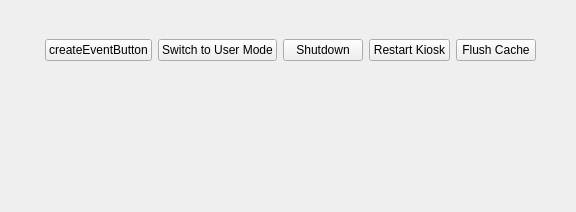
First picture: the form in src/ui/1440x900/AdminTopBar.ui, repository SergeySatskiy/ttkiosk, before the edit.
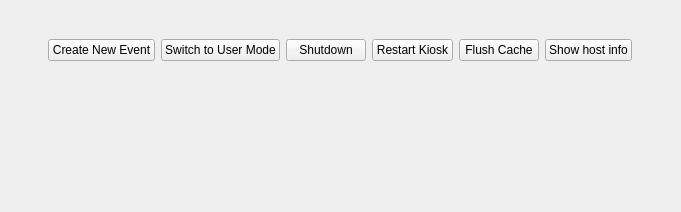
Second picture: the form after the edit.

Commit message: Dumb buttons click hahdlers

Diff of the .ui file:
```diff
--- a/src/ui/1440x900/AdminTopBar.ui
+++ b/src/ui/1440x900/AdminTopBar.ui
@@ -6,7 +6,7 @@
    <rect>
     <x>0</x>
     <y>0</y>
-    <width>576</width>
+    <width>681</width>
     <height>212</height>
    </rect>
   </property>
@@ -18,7 +18,7 @@
     <rect>
      <x>10</x>
      <y>10</y>
-     <width>561</width>
+     <width>661</width>
      <height>80</height>
     </rect>
    </property>
@@ -48,7 +48,7 @@
        <enum>Qt::NoFocus</enum>
       </property>
       <property name="text">
-       <string>createEventButton</string>
+       <string>Create New Event</string>
       </property>
      </widget>
     </item>
@@ -116,6 +116,16 @@
       </property>
      </widget>
     </item>
+    <item>
+     <widget class="QPushButton" name="showHostInfoButton">
+      <property name="focusPolicy">
+       <enum>Qt::NoFocus</enum>
+      </property>
+      <property name="text">
+       <string>Show host info</string>
+      </property>
+     </widget>
+    </item>
     <item>
      <spacer name="horizontalSpacer_2">
       <property name="orientation">
```
The commit also changes 2 other files.
